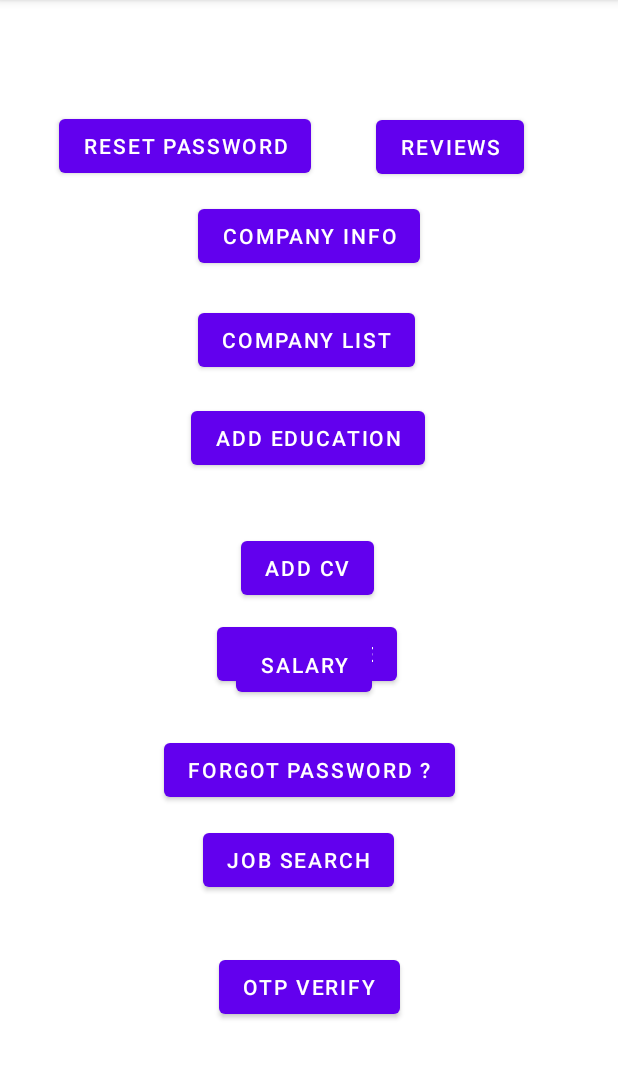
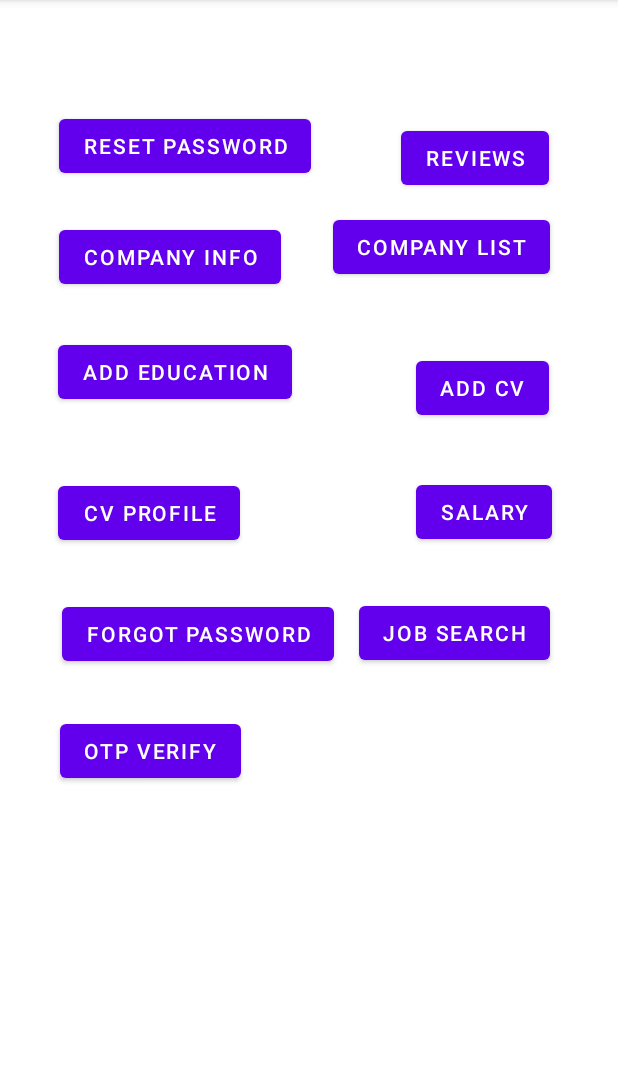
Before and after one commit to IT21156410/jobfinder, an Android app: the screen it shows after launch (MainActivity), on a phone screen of 412 x 824 dp, the part 84-1163 px from its top. Run offline under Robolectric (Android 15) with nearby library versions, the phone set to English and light mode, and no system bars.

Commit message:
user profile

```diff
--- a/app/src/main/res/layout/activity_main.xml
+++ b/app/src/main/res/layout/activity_main.xml
@@ -10,53 +10,46 @@
         android:id="@+id/gotoCvActivity"
         android:layout_width="wrap_content"
         android:layout_height="wrap_content"
-        android:layout_marginStart="157dp"
-        android:layout_marginTop="336dp"
-        android:layout_marginEnd="160dp"
-        android:layout_marginBottom="347dp"
         android:text="@string/add_cv"
         app:layout_constraintBottom_toBottomOf="parent"
         app:layout_constraintEnd_toEndOf="parent"
+        app:layout_constraintHorizontal_bias="0.857"
         app:layout_constraintStart_toStartOf="parent"
-        app:layout_constraintTop_toTopOf="parent" />
+        app:layout_constraintTop_toTopOf="parent"
+        app:layout_constraintVertical_bias="0.326" />
 
     <Button
         android:id="@+id/goToCvProfile"
-        android:layout_width="wrap_content"
+        android:layout_width="121dp"
         android:layout_height="wrap_content"
-        android:layout_marginStart="157dp"
-        android:layout_marginEnd="160dp"
-        android:layout_marginBottom="299dp"
         android:text="@string/cv_profile"
         app:layout_constraintBottom_toBottomOf="parent"
         app:layout_constraintEnd_toEndOf="parent"
+        app:layout_constraintHorizontal_bias="0.134"
         app:layout_constraintStart_toStartOf="parent"
-        app:layout_constraintTop_toBottomOf="@+id/gotoCvActivity" />
+        app:layout_constraintTop_toTopOf="parent"
+        app:layout_constraintVertical_bias="0.442" />
 
     <Button
         android:id="@+id/gotoJobSearch"
         android:layout_width="wrap_content"
         android:layout_height="wrap_content"
-        android:layout_marginStart="157dp"
-        android:layout_marginTop="336dp"
-        android:layout_marginEnd="160dp"
-        android:layout_marginBottom="32dp"
         android:text="@string/job_search"
         app:layout_constraintBottom_toBottomOf="parent"
         app:layout_constraintEnd_toEndOf="parent"
-        app:layout_constraintHorizontal_bias="0.676"
+        app:layout_constraintHorizontal_bias="0.84"
         app:layout_constraintStart_toStartOf="parent"
         app:layout_constraintTop_toTopOf="parent"
-        app:layout_constraintVertical_bias="0.606" />
+        app:layout_constraintVertical_bias="0.553" />
 
     <Button
         android:id="@+id/addEducationBtn"
         android:layout_width="wrap_content"
         android:layout_height="wrap_content"
-        android:layout_marginTop="268dp"
+        android:layout_marginTop="224dp"
         android:text="@string/add_education_1"
         app:layout_constraintEnd_toEndOf="parent"
-        app:layout_constraintHorizontal_bias="0.498"
+        app:layout_constraintHorizontal_bias="0.151"
         app:layout_constraintStart_toStartOf="parent"
         app:layout_constraintTop_toTopOf="parent" />
 
@@ -67,10 +60,10 @@
         android:text="@string/company_list"
         app:layout_constraintBottom_toTopOf="@+id/addEducationBtn"
         app:layout_constraintEnd_toEndOf="parent"
-        app:layout_constraintHorizontal_bias="0.495"
+        app:layout_constraintHorizontal_bias="0.83"
         app:layout_constraintStart_toStartOf="parent"
         app:layout_constraintTop_toTopOf="parent"
-        app:layout_constraintVertical_bias="0.922" />
+        app:layout_constraintVertical_bias="0.801" />
 
     <Button
         android:id="@+id/goToCompanyInfo"
@@ -79,9 +72,10 @@
         android:text="@string/company_info"
         app:layout_constraintBottom_toBottomOf="parent"
         app:layout_constraintEnd_toEndOf="parent"
+        app:layout_constraintHorizontal_bias="0.148"
         app:layout_constraintStart_toStartOf="parent"
         app:layout_constraintTop_toTopOf="parent"
-        app:layout_constraintVertical_bias="0.185" />
+        app:layout_constraintVertical_bias="0.205" />
 
     <Button
         android:id="@+id/gotToCompanyReviews"
@@ -90,10 +84,10 @@
         android:text="@string/reviews"
         app:layout_constraintBottom_toBottomOf="parent"
         app:layout_constraintEnd_toEndOf="parent"
-        app:layout_constraintHorizontal_bias="0.8"
+        app:layout_constraintHorizontal_bias="0.853"
         app:layout_constraintStart_toStartOf="parent"
         app:layout_constraintTop_toTopOf="parent"
-        app:layout_constraintVertical_bias="0.103" />
+        app:layout_constraintVertical_bias="0.113" />
 
     <Button
         android:id="@+id/goToSalary"
@@ -102,10 +96,10 @@
         android:text="@string/salary"
         app:layout_constraintBottom_toBottomOf="parent"
         app:layout_constraintEnd_toEndOf="parent"
-        app:layout_constraintHorizontal_bias="0.489"
+        app:layout_constraintHorizontal_bias="0.864"
         app:layout_constraintStart_toStartOf="parent"
         app:layout_constraintTop_toTopOf="parent"
-        app:layout_constraintVertical_bias="0.582" />
+        app:layout_constraintVertical_bias="0.441" />
 
     <Button
         android:id="@+id/goToForgotPassword"
@@ -114,9 +108,10 @@
         android:text="@string/forgot_password"
         app:layout_constraintBottom_toBottomOf="parent"
         app:layout_constraintEnd_toEndOf="parent"
+        app:layout_constraintHorizontal_bias="0.178"
         app:layout_constraintStart_toStartOf="parent"
         app:layout_constraintTop_toTopOf="parent"
-        app:layout_constraintVertical_bias="0.68" />
+        app:layout_constraintVertical_bias="0.554" />
 
     <Button
         android:id="@+id/otpVerifyBtn"
@@ -125,9 +120,10 @@
         android:text="@string/otp_verify"
         app:layout_constraintBottom_toBottomOf="parent"
         app:layout_constraintEnd_toEndOf="parent"
+        app:layout_constraintHorizontal_bias="0.138"
         app:layout_constraintStart_toStartOf="parent"
         app:layout_constraintTop_toTopOf="parent"
-        app:layout_constraintVertical_bias="0.881" />
+        app:layout_constraintVertical_bias="0.662" />
 
     <Button
         android:id="@+id/resetPassword"
--- a/app/src/main/res/values/strings.xml
+++ b/app/src/main/res/values/strings.xml
@@ -55,7 +55,7 @@
     <string name="pw_icon">TODO</string>
     <string name="remember_me">Remember me</string>
     <string name="remember_me_">Remember me</string>
-    <string name="forgot_password">Forgot Password ?</string>
+    <string name="forgot_password">Forgot Password</string>
     <string name="sign_up">Sign up</string>
     <string name="sign_up_with_google">Sign up with Google</string>
     <string name="you_don_t_have_an_account_yet">You don\'t have an account yet?</string>
```
